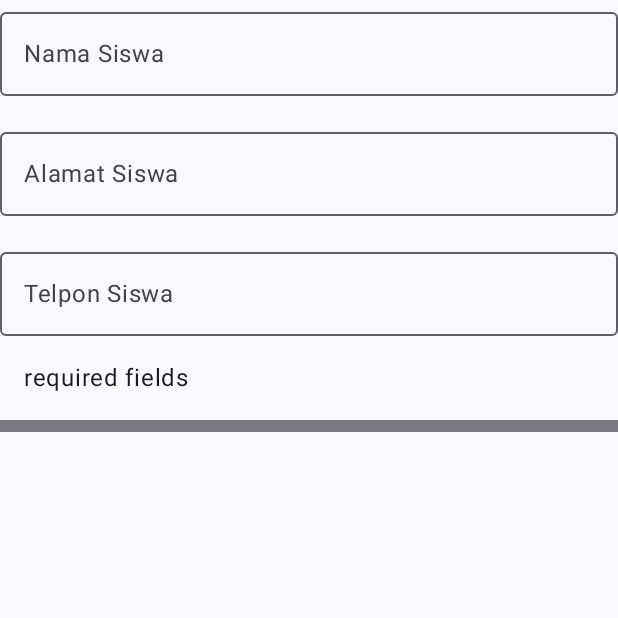
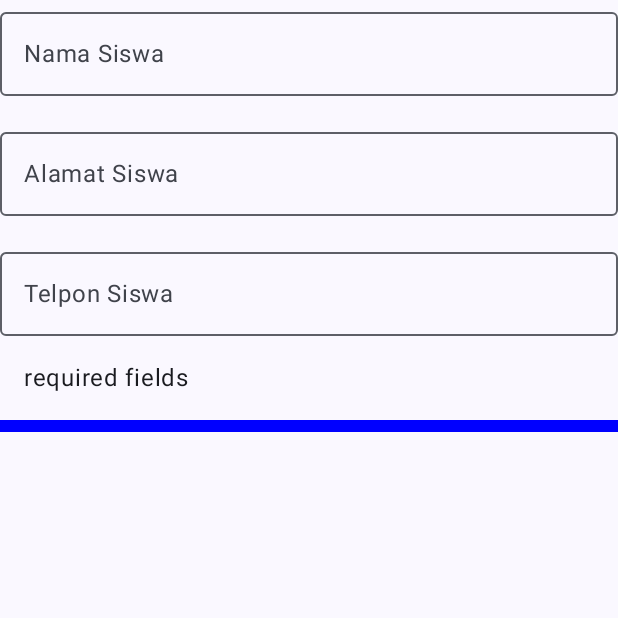
Before and after one commit to rsmamutia/0135_RoomDatabase, an Android app built with Jetpack Compose: the composable FormInputSiswa shown on its own in the app's theme, on a phone screen of 412 x 824 dp, the top half of it. Run offline under Robolectric (Android 15) with nearby library versions, the phone set to English and light mode, and no system bars.

Commit message:
Add HorizontalDivider to improve UI layout styling

```diff
--- a/app/src/main/java/com/example/pertemuan9/view/HalamanEntry.kt
+++ b/app/src/main/java/com/example/pertemuan9/view/HalamanEntry.kt
@@ -10,6 +10,7 @@ import androidx.compose.foundation.verticalScroll
 import androidx.compose.material3.Button
 import androidx.compose.material3.Divider
 import androidx.compose.material3.ExperimentalMaterial3Api
+import androidx.compose.material3.HorizontalDivider
 import androidx.compose.material3.MaterialTheme
 import androidx.compose.material3.OutlinedTextField
 import androidx.compose.material3.Scaffold
@@ -19,25 +20,22 @@ import androidx.compose.material3.TopAppBarScrollBehavior
 import androidx.compose.runtime.Composable
 import androidx.compose.runtime.rememberCoroutineScope
 import androidx.compose.ui.Modifier
+import androidx.compose.ui.graphics.Color
 import androidx.compose.ui.input.nestedscroll.nestedScroll
+import androidx.compose.ui.platform.isDebugInspectorInfoEnabled
 import androidx.compose.ui.res.dimensionResource
 import androidx.compose.ui.res.stringResource
 import androidx.compose.ui.text.input.KeyboardType
 import androidx.lifecycle.viewmodel.compose.viewModel
 import com.example.pertemuan9.R
+import com.example.pertemuan9.uicontroller.DestinasiEntry
 import com.example.pertemuan9.uicontroller.DestinasiNavigasi
 import com.example.pertemuan9.viewModel.DetailSiswa
 import com.example.pertemuan9.viewModel.EntryViewModel
 import com.example.pertemuan9.viewModel.PenyediaViewModel
 import com.example.pertemuan9.viewModel.UIStateSiswa
 import kotlinx.coroutines.launch
-import kotlinx.coroutines.launch
-import androidx.compose.runtime.rememberCoroutineScope
 
-object DestinasiEntry: DestinasiNavigasi {
-    override val route = "item_entry"
-    override val titleRes = R.string.entry_siswa
-}
 
 @OptIn(ExperimentalMaterial3Api::class)
 @Composable
@@ -161,9 +159,11 @@ fun FormInputSiswa(
                 modifier = Modifier.padding(start = dimensionResource(id = R.dimen.padding_medium))
             )
         }
-        Divider(
+        HorizontalDivider(
+            modifier = Modifier.padding(bottom = dimensionResource(R.dimen.padding_medium)),
             thickness = dimensionResource(R.dimen.padding_small),
-            modifier = Modifier.padding(bottom = dimensionResource(id = R.dimen.padding_medium))
+            color = Color.Blue
         )
+
     }
 }
```
